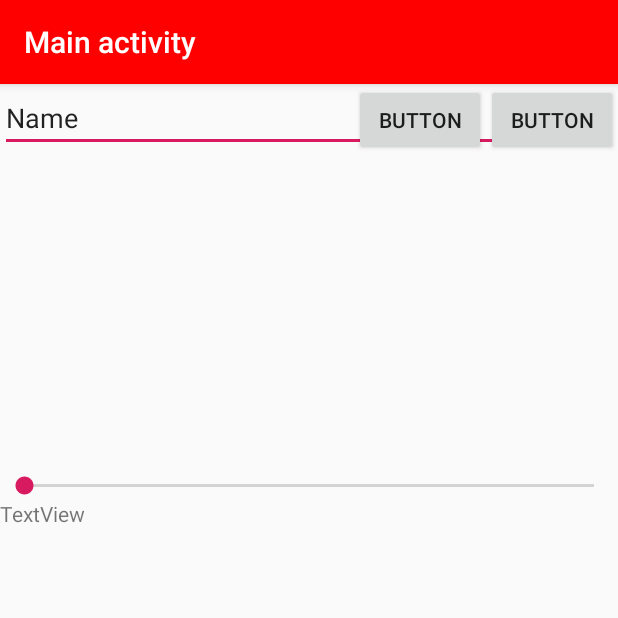
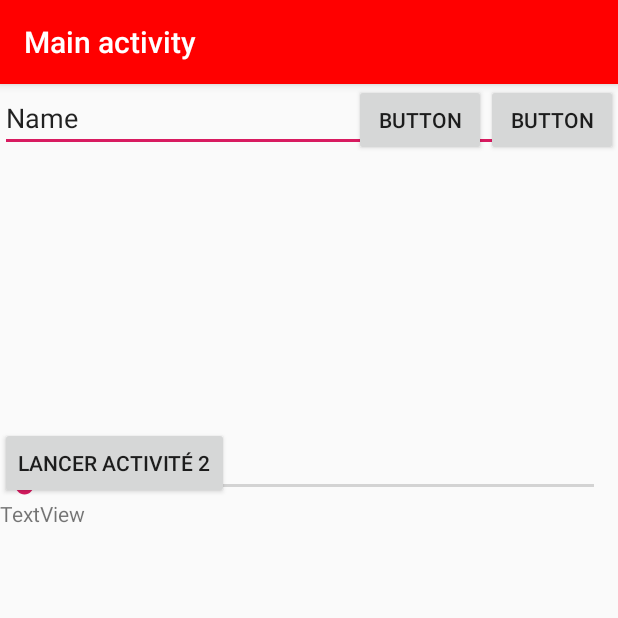
Before and after one commit to greta91-massy-2021/demo-project, an Android app: the screen it shows after launch (MainActivity), on a phone screen of 412 x 824 dp, the top half of it. Run offline under Robolectric (Android 15) with nearby library versions, the phone set to English and light mode, and no system bars.

```diff
--- a/app/src/main/java/fr/baobab/greta91demo/MainActivity.java
+++ b/app/src/main/java/fr/baobab/greta91demo/MainActivity.java
@@ -2,6 +2,7 @@ package fr.baobab.greta91demo;
 
 import androidx.appcompat.app.AppCompatActivity;
 
+import android.content.Intent;
 import android.os.Bundle;
 import android.view.View;
 import android.widget.Button;
@@ -15,6 +16,7 @@ public class MainActivity extends AppCompatActivity implements View.OnClickListe
         setContentView(R.layout.complex_layout);
         final Button button = (Button)findViewById(R.id.button);//récupère le bouton 1
         final Button button2 = (Button)findViewById(R.id.button2);//récupère le bouton 2
+        final Button button3 = (Button)findViewById(R.id.button3);//récupère le bouton 3
         //Méthode 1
         /*button.setOnClickListener(new View.OnClickListener(){
             @Override
@@ -33,6 +35,7 @@ public class MainActivity extends AppCompatActivity implements View.OnClickListe
         //Méthode 3
         button.setOnClickListener(this);
         button2.setOnClickListener(this);
+        button3.setOnClickListener(this);
     }
 
     @Override
@@ -49,6 +52,12 @@ public class MainActivity extends AppCompatActivity implements View.OnClickListe
                 ImageView iv = (ImageView) findViewById(R.id.imageView);
                 iv.setImageResource(R.drawable.paris);
             break;
+            case R.id.button3:
+                //traitement pour le bouton 3
+                //créer un intent explicite
+                Intent intent = new Intent(this, SecondActivity.class);
+                startActivity(intent);
+                break;
             default:
                 //traitement par défaut
         }
--- a/app/src/main/res/layout/complex_layout.xml
+++ b/app/src/main/res/layout/complex_layout.xml
@@ -5,9 +5,13 @@
     android:orientation="vertical" android:layout_width="match_parent"
     android:layout_height="match_parent">
 
+    <ScrollView
+        android:layout_width="match_parent"
+        android:layout_height="match_parent">
+
         <RelativeLayout
             android:layout_width="match_parent"
-        android:layout_height="match_parent">
+            android:layout_height="wrap_content">
 
             <EditText
                 android:id="@+id/editText"
@@ -50,5 +54,14 @@
                 android:layout_height="match_parent"
                 android:layout_below="@id/seekBar"
                 android:text="TextView" />
+
+            <Button
+                android:id="@+id/button3"
+                android:layout_width="wrap_content"
+                android:layout_height="wrap_content"
+                android:layout_above="@id/textView"
+                android:text="lancer activité 2" />
         </RelativeLayout>
+    </ScrollView>
+
 </LinearLayout>
```
Also changed, not shown: app/src/main/AndroidManifest.xml (+8 -8 lines). Lines whose indentation alone changed are shown as unchanged.
